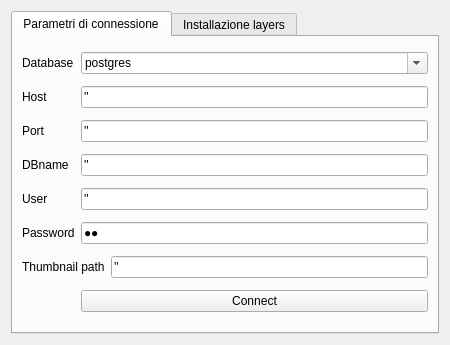
The window that pyarchinit/modules/gui/Ui_pyarchinitConfig.ui (mandoluca/pyarchinit_beta_test) describes before a commit, drawn with Qt 5.
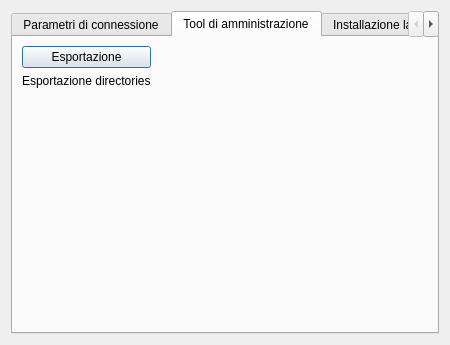
The same window after the commit. The open tabs and pages were chosen to show the change. Icons and pictures are not drawn.

Patch:
```diff
--- a/pyarchinit/modules/gui/Ui_pyarchinitConfig.ui
+++ b/pyarchinit/modules/gui/Ui_pyarchinitConfig.ui
@@ -205,6 +205,53 @@
        </item>
       </layout>
      </widget>
+     <widget class="QWidget" name="tab_3">
+      <attribute name="title">
+       <string>Tool di amministrazione</string>
+      </attribute>
+      <layout class="QGridLayout" name="gridLayout_4">
+       <item row="0" column="2">
+        <widget class="QPushButton" name="pushButton_exp_directories">
+         <property name="text">
+          <string>Esportazione</string>
+         </property>
+        </widget>
+       </item>
+       <item row="0" column="3">
+        <spacer name="horizontalSpacer">
+         <property name="orientation">
+          <enum>Qt::Horizontal</enum>
+         </property>
+         <property name="sizeHint" stdset="0">
+          <size>
+           <width>40</width>
+           <height>20</height>
+          </size>
+         </property>
+        </spacer>
+       </item>
+       <item row="1" column="2">
+        <widget class="QLabel" name="label_11">
+         <property name="text">
+          <string>Esportazione directories</string>
+         </property>
+        </widget>
+       </item>
+       <item row="2" column="2">
+        <spacer name="verticalSpacer">
+         <property name="orientation">
+          <enum>Qt::Vertical</enum>
+         </property>
+         <property name="sizeHint" stdset="0">
+          <size>
+           <width>20</width>
+           <height>40</height>
+          </size>
+         </property>
+        </spacer>
+       </item>
+      </layout>
+     </widget>
      <widget class="QWidget" name="tab_2">
       <attribute name="title">
        <string>Installazione layers</string>
```
Left out of the diff: 2 changed lines with no effect on the pictures.
